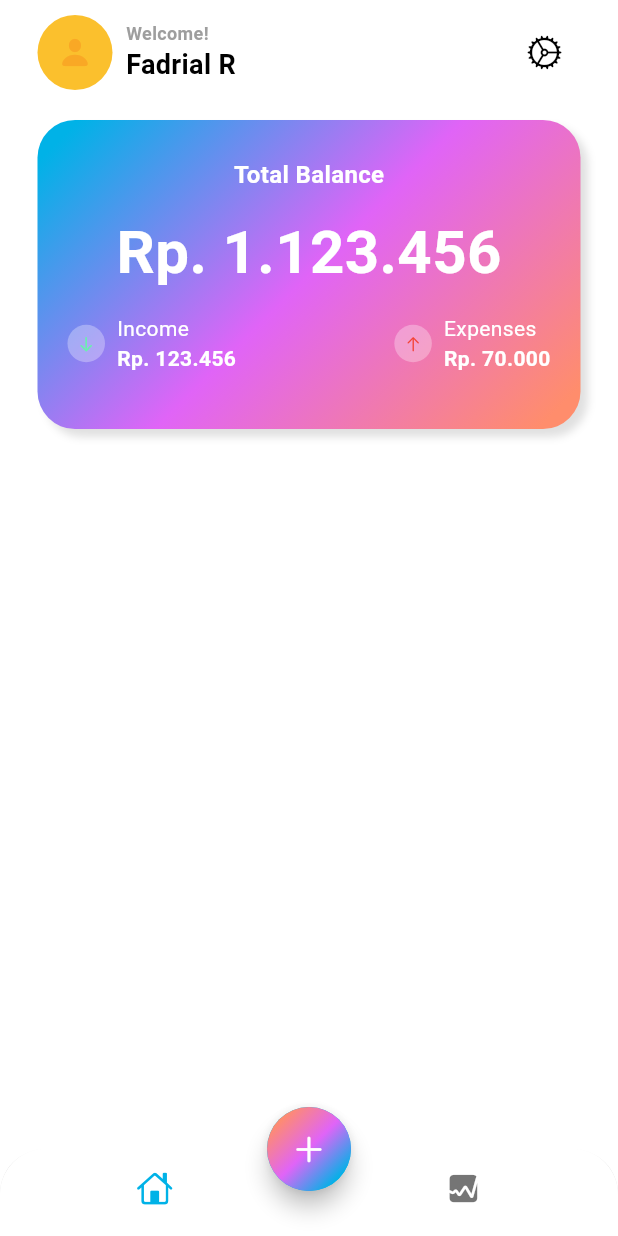
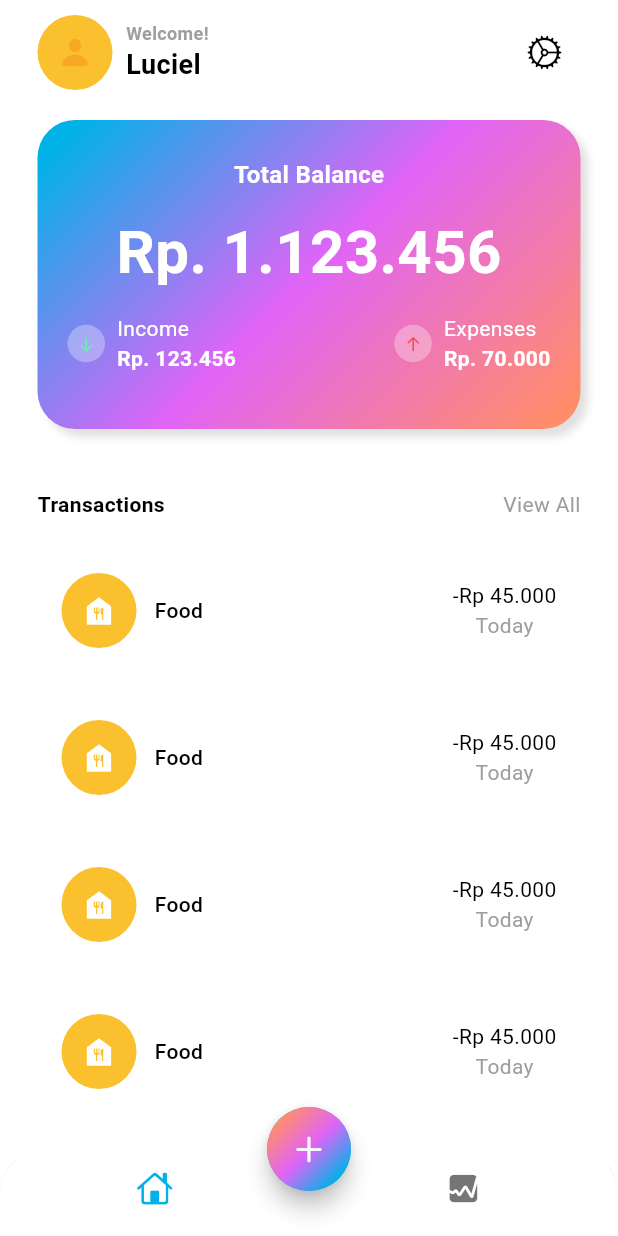
Before and after one commit to FadrialR/expenses_tracker_app, a Flutter app: the screen it shows after launch, on a phone screen of 412 x 824 dp. Run offline on Flutter 3.47's test engine with Material 3 defaults, Android fonts, the phone set to English and light mode, and no system bars.

Commit message:
Create ListView for Transaction lists

```diff
--- a/lib/screens/home/views/main_screen.dart
+++ b/lib/screens/home/views/main_screen.dart
@@ -50,7 +50,7 @@ class MainScreen extends StatelessWidget {
                           ),
                         ),
                         Text(
-                          "Fadrial R",
+                          "Luciel",
                           style: TextStyle(
                             fontSize: 18,
                             fontWeight: FontWeight.bold,
@@ -65,7 +65,7 @@ class MainScreen extends StatelessWidget {
                     onPressed: () {}, icon: Icon(CupertinoIcons.settings))
               ],
             ),
-            SizedBox(height: 20),
+            const SizedBox(height: 20),
             Container(
               width: MediaQuery.of(context).size.width,
               height: MediaQuery.of(context).size.width / 2,
@@ -192,6 +192,106 @@ class MainScreen extends StatelessWidget {
                   )
                 ],
               ),
+            ),
+            const SizedBox(height: 40),
+            Row(
+              mainAxisAlignment: MainAxisAlignment.spaceBetween,
+              children: [
+                Text(
+                  'Transactions',
+                  style: TextStyle(
+                      fontSize: 14,
+                      color: Theme.of(context).colorScheme.onBackground,
+                      fontWeight: FontWeight.bold),
+                ),
+                GestureDetector(
+                  onTap: () {},
+                  child: Text(
+                    'View All',
+                    style: TextStyle(
+                        fontSize: 14,
+                        color: Theme.of(context).colorScheme.outline,
+                        fontWeight: FontWeight.w400),
+                  ),
+                ),
+              ],
+            ),
+            const SizedBox(height: 20),
+            Expanded(
+              child: ListView.builder(
+                  itemCount: 6,
+                  itemBuilder: (context, int i) {
+                    return Padding(
+                      padding: const EdgeInsets.only(bottom: 16),
+                      child: Container(
+                        decoration: BoxDecoration(
+                          color: Colors.white,
+                          borderRadius: BorderRadius.circular(12),
+                        ),
+                        child: Padding(
+                          padding: const EdgeInsets.all(16.0),
+                          child: Row(
+                            mainAxisAlignment: MainAxisAlignment.spaceBetween,
+                            children: [
+                              Row(
+                                children: [
+                                  Stack(
+                                    alignment: Alignment.center,
+                                    children: [
+                                      Container(
+                                        width: 50,
+                                        height: 50,
+                                        decoration: BoxDecoration(
+                                          color: Colors.yellow[700],
+                                          shape: BoxShape.circle,
+                                        ),
+                                      ),
+                                      const Icon(
+                                        Icons.food_bank,
+                                        color: Colors.white,
+                                      )
+                                    ],
+                                  ),
+                                  const SizedBox(width: 12),
+                                  Text(
+                                    'Food',
+                                    style: TextStyle(
+                                        fontSize: 14,
+                                        color: Theme.of(context)
+                                            .colorScheme
+                                            .onBackground,
+                                        fontWeight: FontWeight.w500),
+                                  ),
+                                ],
+                              ),
+                              Column(
+                                children: [
+                                  Text(
+                                    '-\Rp 45.000',
+                                    style: TextStyle(
+                                        fontSize: 14,
+                                        color: Theme.of(context)
+                                            .colorScheme
+                                            .onBackground,
+                                        fontWeight: FontWeight.w400),
+                                  ),
+                                  Text(
+                                    'Today',
+                                    style: TextStyle(
+                                        fontSize: 14,
+                                        color: Theme.of(context)
+                                            .colorScheme
+                                            .outline,
+                                        fontWeight: FontWeight.w400),
+                                  ),
+                                ],
+                              )
+                            ],
+                          ),
+                        ),
+                      ),
+                    );
+                  }),
             )
           ],
         ),
```
